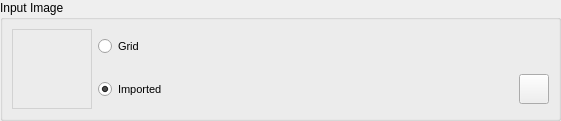
This is src/airunner/pyqt/widgets/input_image.ui in Capsize-Games/airunner as Qt 5 draws it before an edit. The edited form follows.
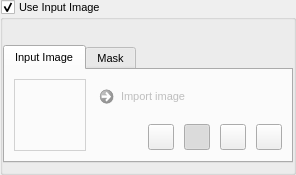
This is the edited form. Icons and pictures are not drawn.

Commit message: updates for input image widget design

What changed in the file:
```diff
--- a/src/airunner/pyqt/widgets/input_image.ui
+++ b/src/airunner/pyqt/widgets/input_image.ui
@@ -6,10 +6,16 @@
    <rect>
     <x>0</x>
     <y>0</y>
-    <width>561</width>
-    <height>120</height>
+    <width>296</width>
+    <height>175</height>
    </rect>
   </property>
+  <property name="maximumSize">
+   <size>
+    <width>16777215</width>
+    <height>175</height>
+   </size>
+  </property>
   <property name="windowTitle">
    <string>Form</string>
   </property>
@@ -30,113 +36,506 @@
     <number>0</number>
    </property>
    <item row="0" column="0">
-    <widget class="QGroupBox" name="groupBox">
+    <widget class="QWidget" name="widget" native="true">
+     <property name="maximumSize">
+      <size>
+       <width>16777215</width>
+       <height>16777215</height>
+      </size>
+     </property>
      <property name="font">
       <font>
        <pointsize>9</pointsize>
        <bold>false</bold>
       </font>
      </property>
-     <property name="title">
-      <string>Input Image</string>
-     </property>
-     <layout class="QGridLayout" name="gridLayout">
-      <item row="0" column="1">
-       <widget class="QRadioButton" name="use_active_grid_area">
-        <property name="minimumSize">
-         <size>
-          <width>0</width>
-          <height>0</height>
-         </size>
-        </property>
+     <layout class="QGridLayout" name="gridLayout_3">
+      <property name="leftMargin">
+       <number>0</number>
+      </property>
+      <property name="topMargin">
+       <number>0</number>
+      </property>
+      <property name="rightMargin">
+       <number>0</number>
+      </property>
+      <property name="bottomMargin">
+       <number>0</number>
+      </property>
+      <property name="spacing">
+       <number>0</number>
+      </property>
+      <item row="0" column="0">
+       <widget class="QGroupBox" name="groupBox">
         <property name="font">
          <font>
           <pointsize>8</pointsize>
           <bold>false</bold>
          </font>
         </property>
-        <property name="text">
-         <string>Grid</string>
+        <property name="title">
+         <string>Use Input Image</string>
         </property>
-        <property name="checked">
-         <bool>false</bool>
-        </property>
-       </widget>
-      </item>
-      <item row="1" column="1">
-       <widget class="QRadioButton" name="use_imported_image">
-        <property name="minimumSize">
-         <size>
-          <width>0</width>
-          <height>0</height>
-         </size>
-        </property>
-        <property name="font">
-         <font>
-          <pointsize>8</pointsize>
-          <bold>false</bold>
-         </font>
-        </property>
-        <property name="text">
-         <string>Imported</string>
-        </property>
-        <property name="checked">
+        <property name="checkable">
          <bool>true</bool>
         </property>
-       </widget>
-      </item>
-      <item row="0" column="0" rowspan="2">
-       <widget class="QLabel" name="image_thumbnail">
-        <property name="minimumSize">
-         <size>
-          <width>80</width>
-          <height>80</height>
-         </size>
-        </property>
-        <property name="maximumSize">
-         <size>
-          <width>80</width>
-          <height>80</height>
-         </size>
-        </property>
-        <property name="styleSheet">
-         <string notr="true">border: 1px solid #d2d2d2; border-radius: 0;</string>
-        </property>
-        <property name="text">
-         <string/>
-        </property>
-       </widget>
-      </item>
-      <item row="1" column="2">
-       <widget class="QPushButton" name="import_image_button">
-        <property name="minimumSize">
-         <size>
-          <width>30</width>
-          <height>30</height>
-         </size>
-        </property>
-        <property name="maximumSize">
-         <size>
-          <width>30</width>
-          <height>30</height>
-         </size>
-        </property>
-        <property name="font">
-         <font>
-          <pointsize>8</pointsize>
-          <bold>false</bold>
-         </font>
-        </property>
-        <property name="toolTip">
-         <string>Import image</string>
-        </property>
-        <property name="text">
-         <string/>
-        </property>
-        <property name="icon">
-         <iconset>
-          <normaloff>../../src/icons/046-import.png</normaloff>../../src/icons/046-import.png</iconset>
-        </property>
+        <layout class="QGridLayout" name="gridLayout_5">
+         <property name="leftMargin">
+          <number>0</number>
+         </property>
+         <property name="rightMargin">
+          <number>0</number>
+         </property>
+         <item row="1" column="0">
+          <widget class="QTabWidget" name="tabWidget">
+           <property name="minimumSize">
+            <size>
+             <width>0</width>
+             <height>0</height>
+            </size>
+           </property>
+           <property name="maximumSize">
+            <size>
+             <width>16777215</width>
+             <height>118</height>
+            </size>
+           </property>
+           <property name="font">
+            <font>
+             <pointsize>8</pointsize>
+             <bold>false</bold>
+            </font>
+           </property>
+           <property name="currentIndex">
+            <number>0</number>
+           </property>
+           <widget class="QWidget" name="tab_7">
+            <attribute name="title">
+             <string>Input Image</string>
+            </attribute>
+            <layout class="QGridLayout" name="gridLayout">
+             <item row="0" column="2" rowspan="3">
+              <layout class="QVBoxLayout" name="verticalLayout_2">
+               <property name="spacing">
+                <number>10</number>
+               </property>
+               <item>
+                <widget class="QCommandLinkButton" name="import_image_button">
+                 <property name="enabled">
+                  <bool>false</bool>
+                 </property>
+                 <property name="sizePolicy">
+                  <sizepolicy hsizetype="MinimumExpanding" vsizetype="Preferred">
+                   <horstretch>0</horstretch>
+                   <verstretch>0</verstretch>
+                  </sizepolicy>
+                 </property>
+                 <property name="minimumSize">
+                  <size>
+                   <width>0</width>
+                   <height>35</height>
+                  </size>
+                 </property>
+                 <property name="maximumSize">
+                  <size>
+                   <width>16777215</width>
+                   <height>35</height>
+                  </size>
+                 </property>
+                 <property name="font">
+                  <font>
+                   <pointsize>8</pointsize>
+                   <bold>false</bold>
+                  </font>
+                 </property>
+                 <property name="text">
+                  <string>Import image</string>
+                 </property>
+                </widget>
+               </item>
+               <item>
+                <layout class="QHBoxLayout" name="horizontalLayout_2">
+                 <item>
+                  <spacer name="horizontalSpacer">
+                   <property name="orientation">
+                    <enum>Qt::Horizontal</enum>
+                   </property>
+                   <property name="sizeHint" stdset="0">
+                    <size>
+                     <width>40</width>
+                     <height>20</height>
+                    </size>
+                   </property>
+                  </spacer>
+                 </item>
+                 <item>
+                  <widget class="QPushButton" name="use_imported_image_button">
+                   <property name="minimumSize">
+                    <size>
+                     <width>26</width>
+                     <height>26</height>
+                    </size>
+                   </property>
+                   <property name="maximumSize">
+                    <size>
+                     <width>26</width>
+                     <height>26</height>
+                    </size>
+                   </property>
+                   <property name="font">
+                    <font>
+                     <pointsize>8</pointsize>
+                     <bold>false</bold>
+                    </font>
+                   </property>
+                   <property name="toolTip">
+                    <string>Import an Input Image</string>
+                   </property>
+                   <property name="text">
+                    <string/>
+                   </property>
+                   <property name="icon">
+                    <iconset>
+                     <normaloff>../../src/icons/046-import.png</normaloff>../../src/icons/046-import.png</iconset>
+                   </property>
+                   <property name="checkable">
+                    <bool>true</bool>
+                   </property>
+                  </widget>
+                 </item>
+                 <item>
+                  <widget class="QPushButton" name="use_grid_image_button">
+                   <property name="minimumSize">
+                    <size>
+                     <width>26</width>
+                     <height>26</height>
+                    </size>
+                   </property>
+                   <property name="maximumSize">
+                    <size>
+                     <width>26</width>
+                     <height>26</height>
+                    </size>
+                   </property>
+                   <property name="toolTip">
+                    <string>Use the active grid image as the Input Image</string>
+                   </property>
+                   <property name="text">
+                    <string/>
+                   </property>
+                   <property name="icon">
+                    <iconset>
+                     <normaloff>../../src/icons/032-pixels.png</normaloff>../../src/icons/032-pixels.png</iconset>
+                   </property>
+                   <property name="checkable">
+                    <bool>true</bool>
+                   </property>
+                   <property name="checked">
+                    <bool>true</bool>
+                   </property>
+                  </widget>
+                 </item>
+                 <item>
+                  <widget class="QPushButton" name="recycle_grid_image_button">
+                   <property name="minimumSize">
+                    <size>
+                     <width>26</width>
+                     <height>26</height>
+                    </size>
+                   </property>
+                   <property name="maximumSize">
+                    <size>
+                     <width>26</width>
+                     <height>26</height>
+                    </size>
+                   </property>
+                   <property name="toolTip">
+                    <string>Reuse the same Input image each time - do not refresh it with the latest</string>
+                   </property>
+                   <property name="text">
+                    <string/>
+                   </property>
+                   <property name="icon">
+                    <iconset>
+                     <normaloff>../../src/icons/047-recycle.png</normaloff>../../src/icons/047-recycle.png</iconset>
+                   </property>
+                   <property name="checkable">
+                    <bool>true</bool>
+                   </property>
+                  </widget>
+                 </item>
+                 <item>
+                  <widget class="QPushButton" name="clear_image_button">
+                   <property name="minimumSize">
+                    <size>
+                     <width>26</width>
+                     <height>26</height>
+                    </size>
+                   </property>
+                   <property name="maximumSize">
+                    <size>
+                     <width>26</width>
+                     <height>26</height>
+                    </size>
+                   </property>
+                   <property name="toolTip">
+                    <string>Clear the selected Input Image</string>
+                   </property>
+                   <property name="text">
+                    <string/>
+                   </property>
+                   <property name="icon">
+                    <iconset>
+                     <normaloff>../../src/icons/006-trash.png</normaloff>../../src/icons/006-trash.png</iconset>
+                   </property>
+                  </widget>
+                 </item>
+                </layout>
+               </item>
+              </layout>
+             </item>
+             <item row="0" column="0">
+              <layout class="QVBoxLayout" name="verticalLayout">
+               <item>
+                <widget class="QLabel" name="image_thumbnail">
+                 <property name="minimumSize">
+                  <size>
+                   <width>72</width>
+                   <height>72</height>
+                  </size>
+                 </property>
+                 <property name="maximumSize">
+                  <size>
+                   <width>72</width>
+                   <height>72</height>
+                  </size>
+                 </property>
+                 <property name="styleSheet">
+                  <string notr="true">border: 1px solid #d2d2d2; border-radius: 0;</string>
+                 </property>
+                 <property name="text">
+                  <string/>
+                 </property>
+                </widget>
+               </item>
+              </layout>
+             </item>
+            </layout>
+           </widget>
+           <widget class="QWidget" name="tab_8">
+            <attribute name="title">
+             <string>Mask</string>
+            </attribute>
+            <layout class="QGridLayout" name="gridLayout_4">
+             <item row="0" column="0">
+              <layout class="QVBoxLayout" name="verticalLayout_3">
+               <item>
+                <widget class="QLabel" name="image_thumbnail_2">
+                 <property name="minimumSize">
+                  <size>
+                   <width>72</width>
+                   <height>72</height>
+                  </size>
+                 </property>
+                 <property name="maximumSize">
+                  <size>
+                   <width>72</width>
+                   <height>72</height>
+                  </size>
+                 </property>
+                 <property name="styleSheet">
+                  <string notr="true">border: 1px solid #d2d2d2; border-radius: 0;</string>
+                 </property>
+                 <property name="text">
+                  <string/>
+                 </property>
+                </widget>
+               </item>
+              </layout>
+             </item>
+             <item row="0" column="1" colspan="2">
+              <layout class="QVBoxLayout" name="verticalLayout_4">
+               <property name="spacing">
+                <number>10</number>
+               </property>
+               <item>
+                <widget class="QCommandLinkButton" name="mask_import_image_button">
+                 <property name="enabled">
+                  <bool>false</bool>
+                 </property>
+                 <property name="sizePolicy">
+                  <sizepolicy hsizetype="MinimumExpanding" vsizetype="Preferred">
+                   <horstretch>0</horstretch>
+                   <verstretch>0</verstretch>
+                  </sizepolicy>
+                 </property>
+                 <property name="maximumSize">
+                  <size>
+                   <width>16777215</width>
+                   <height>35</height>
+                  </size>
+                 </property>
+                 <property name="font">
+                  <font>
+                   <pointsize>8</pointsize>
+                   <bold>false</bold>
+                  </font>
+                 </property>
+                 <property name="text">
+                  <string>Import image</string>
+                 </property>
+                </widget>
+               </item>
+               <item>
+                <layout class="QHBoxLayout" name="horizontalLayout_3">
+                 <item>
+                  <spacer name="horizontalSpacer_2">
+                   <property name="orientation">
+                    <enum>Qt::Horizontal</enum>
+                   </property>
+                   <property name="sizeHint" stdset="0">
+                    <size>
+                     <width>40</width>
+                     <height>20</height>
+                    </size>
+                   </property>
+                  </spacer>
+                 </item>
+                 <item>
+                  <widget class="QPushButton" name="mask_link_to_input_image_button">
+                   <property name="minimumSize">
+                    <size>
+                     <width>26</width>
+                     <height>26</height>
+                    </size>
+                   </property>
+                   <property name="maximumSize">
+                    <size>
+                     <width>26</width>
+                     <height>26</height>
+                    </size>
+                   </property>
+                   <property name="toolTip">
+                    <string>Create a mask image based on the ControlNet Input Image</string>
+                   </property>
+                   <property name="text">
+                    <string/>
+                   </property>
+                   <property name="icon">
+                    <iconset>
+                     <normaloff>../../src/icons/048-chain.png</normaloff>../../src/icons/048-chain.png</iconset>
+                   </property>
+                  </widget>
+                 </item>
+                 <item>
+                  <widget class="QPushButton" name="mask_use_imported_image_button">
+                   <property name="minimumSize">
+                    <size>
+                     <width>26</width>
+                     <height>26</height>
+                    </size>
+                   </property>
+                   <property name="maximumSize">
+                    <size>
+                     <width>26</width>
+                     <height>26</height>
+                    </size>
+                   </property>
+                   <property name="font">
+                    <font>
+                     <pointsize>8</pointsize>
+                     <bold>false</bold>
+                    </font>
+                   </property>
+                   <property name="toolTip">
+                    <string>Import a mask image from disk</string>
+                   </property>
+                   <property name="text">
+                    <string/>
+                   </property>
+                   <property name="icon">
+                    <iconset>
+                     <normaloff>../../src/icons/046-import.png</normaloff>../../src/icons/046-import.png</iconset>
+                   </property>
+                   <property name="checkable">
+                    <bool>true</bool>
+                   </property>
+                  </widget>
+                 </item>
+                 <item>
+                  <widget class="QPushButton" name="mask_export_image_button">
+                   <property name="minimumSize">
+                    <size>
+                     <width>26</width>
+                     <height>26</height>
+                    </size>
+                   </property>
+                   <property name="maximumSize">
+                    <size>
+                     <width>26</width>
+                     <height>26</height>
+                    </size>
+                   </property>
+                   <property name="toolTip">
+                    <string>Export a generated mask image to disk</string>
+                   </property>
+                   <property name="text">
+                    <string/>
+                   </property>
+                   <property name="icon">
+                    <iconset>
+                     <normaloff>../../src/icons/export.png</normaloff>../../src/icons/export.png</iconset>
+                   </property>
+                   <property name="checkable">
+                    <bool>true</bool>
+                   </property>
+                  </widget>
+                 </item>
+                 <item>
+                  <widget class="QPushButton" name="mask_clear_image_button">
+                   <property name="minimumSize">
+                    <size>
+                     <width>26</width>
+                     <height>26</height>
+                    </size>
+                   </property>
+                   <property name="maximumSize">
+                    <size>
+                     <width>26</width>
+                     <height>26</height>
+                    </size>
+                   </property>
+                   <property name="toolTip">
+                    <string>Clear the mask image</string>
+                   </property>
+                   <property name="text">
+                    <string/>
+                   </property>
+                   <property name="icon">
+                    <iconset>
+                     <normaloff>../../src/icons/006-trash.png</normaloff>../../src/icons/006-trash.png</iconset>
+                   </property>
+                  </widget>
+                 </item>
+                </layout>
+               </item>
+              </layout>
+             </item>
+            </layout>
+           </widget>
+          </widget>
+         </item>
+         <item row="0" column="0">
+          <widget class="QFrame" name="scale_frame">
+           <property name="frameShape">
+            <enum>QFrame::NoFrame</enum>
+           </property>
+           <property name="frameShadow">
+            <enum>QFrame::Plain</enum>
+           </property>
+          </widget>
+         </item>
+        </layout>
        </widget>
       </item>
      </layout>
```
